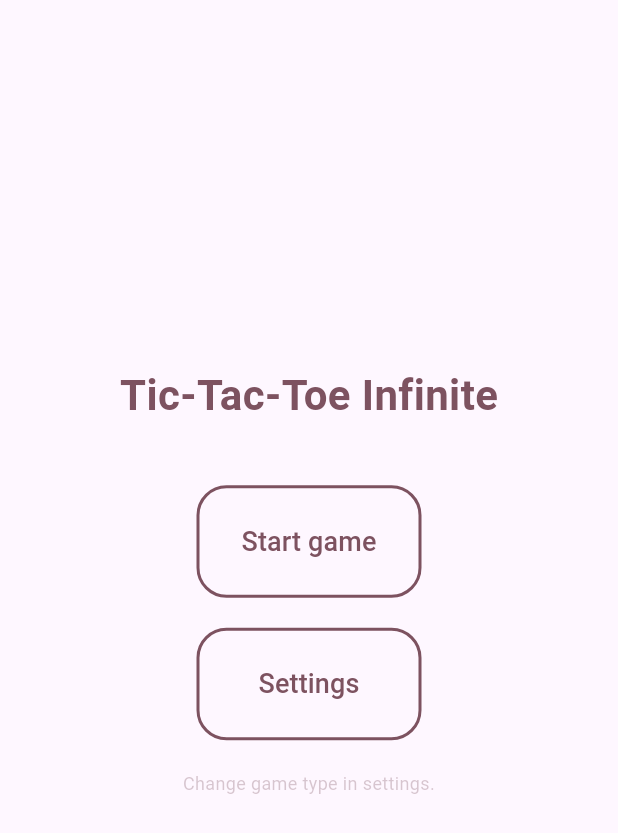
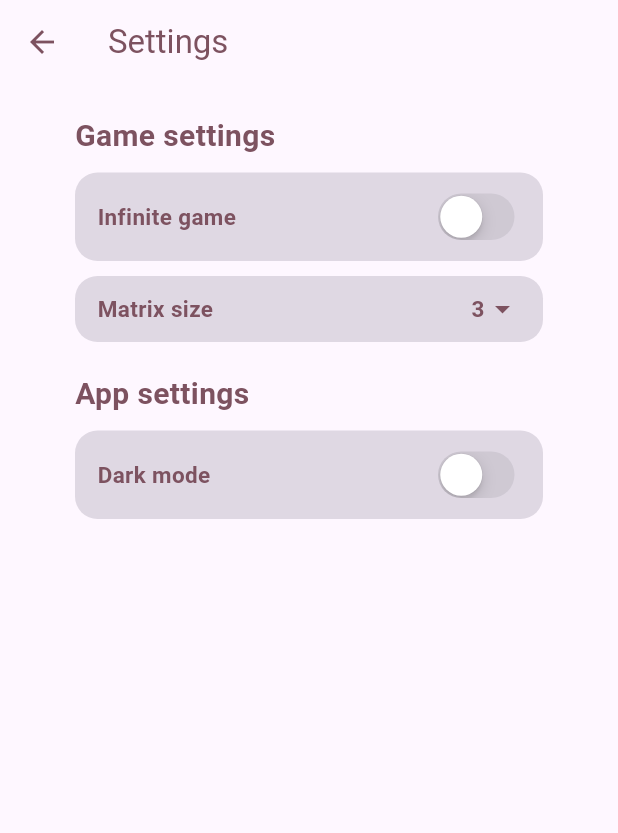
Before and after one commit to Andrei-Geana/TicTacToe-Infinite, a Flutter app: the screen it shows after launch, after a tap on "Settings", on a phone screen of 412 x 824 dp. Shown: the top 833 px of the screen. Run offline on Flutter 3.47's test engine with Material 3 defaults, Android fonts, the light colour scheme and no system bars.

Commit message:
Implement settings page.
Add game settings:
-Option to toggle infinite type game.
-Set matrix size to either: 3, 4 or 5.

Add app settings:
-Toggle dark/light modes.

```diff
--- a/tictactoe_infinite/lib/main.dart
+++ b/tictactoe_infinite/lib/main.dart
@@ -1,5 +1,6 @@
 import 'package:flutter/material.dart';
 import 'package:provider/provider.dart';
+import 'package:tictactoe_infinite/model/game_settings.dart';
 import 'package:tictactoe_infinite/page/main_page.dart';
 import 'package:tictactoe_infinite/theme/theme_provider.dart';
 
@@ -8,7 +9,8 @@ void main() async {
   runApp(
     MultiProvider(
       providers: [
-        ChangeNotifierProvider(create: (context) => ThemeProvider())
+        ChangeNotifierProvider(create: (context) => ThemeProvider()),
+        ChangeNotifierProvider(create: (context) => GameSettings())
       ],
       child: const MainApp()
   ));
--- /dev/null
+++ b/tictactoe_infinite/lib/model/game_settings.dart
@@ -0,0 +1,38 @@
+import 'package:flutter/material.dart';
+
+enum GameType {
+  infinite,
+  legacy
+}
+
+class GameSettings with ChangeNotifier {
+  late GameType _gameType;
+  late int _matrixSize;
+
+  GameSettings() {
+    _gameType = GameType.legacy;
+    _matrixSize = 3;
+  }
+
+  bool get isInfinite => _gameType == GameType.infinite;
+
+  int get matrixSize => _matrixSize;
+
+  set matrixSize(int size) {
+    _matrixSize = size;
+    notifyListeners();
+  }
+
+  set gameType(GameType type){
+    _gameType = type;
+    notifyListeners();
+  }
+
+  void switchGameType() {
+    if(isInfinite){
+      gameType = GameType.legacy;
+    } else {
+      gameType = GameType.infinite;
+    }
+  }
+}
--- a/tictactoe_infinite/lib/page/main_page.dart
+++ b/tictactoe_infinite/lib/page/main_page.dart
@@ -1,4 +1,5 @@
 import 'package:flutter/material.dart';
+import 'package:tictactoe_infinite/page/settings_page.dart';
 
 class MainPage extends StatefulWidget {
   const MainPage({super.key});
@@ -60,7 +61,12 @@ class _MainPageState extends State<MainPage> {
                 width: buttonWidth,
                 height: buttonHeight,
                 child: OutlinedButton(
-                  onPressed: () {},
+                  onPressed: () {
+                    Navigator.push(
+                        context,
+                        MaterialPageRoute(
+                            builder: (context) => const SettingsPage()));
+                  },
                   style: OutlinedButton.styleFrom(
                     shape: RoundedRectangleBorder(
                       borderRadius: BorderRadius.circular(20.0),
--- /dev/null
+++ b/tictactoe_infinite/lib/page/settings_page.dart
@@ -0,0 +1,160 @@
+import 'package:flutter/cupertino.dart';
+import 'package:flutter/material.dart';
+import 'package:flutter/services.dart';
+import 'package:provider/provider.dart';
+import 'package:tictactoe_infinite/model/game_settings.dart';
+import 'package:tictactoe_infinite/theme/theme_provider.dart';
+
+class SettingsPage extends StatelessWidget {
+  const SettingsPage({super.key});
+
+  @override
+  Widget build(BuildContext context) {
+    return Scaffold(
+      backgroundColor: Theme.of(context).colorScheme.surface,
+      appBar: AppBar(
+        elevation: 0,
+        backgroundColor: Colors.transparent,
+        foregroundColor: Theme.of(context).colorScheme.tertiary,
+        systemOverlayStyle:
+            Provider.of<ThemeProvider>(context, listen: false).isDarkMode
+                ? SystemUiOverlayStyle.light
+                : SystemUiOverlayStyle.dark,
+                title: const Text('Settings'),
+      ),
+      body: Container(
+        padding: const EdgeInsets.symmetric(vertical: 20, horizontal: 25),
+        margin: const EdgeInsets.only(left: 25, right: 25),
+        child: Column(
+          mainAxisSize: MainAxisSize.min,
+          crossAxisAlignment: CrossAxisAlignment.start,
+          children: [
+            // Game Settings Section
+            Text(
+              'Game settings',
+              style: TextStyle(
+                fontSize: 20,
+                fontWeight: FontWeight.bold,
+                color: Theme.of(context).colorScheme.tertiary,
+              ),
+            ),
+            const SizedBox(height: 10),
+            Container(
+              decoration: BoxDecoration(
+                color: Theme.of(context).colorScheme.secondary.withOpacity(0.2),
+                borderRadius: BorderRadius.circular(15),
+              ),
+              padding: const EdgeInsets.symmetric(vertical: 10, horizontal: 15),
+              child: Row(
+                mainAxisAlignment: MainAxisAlignment.spaceBetween,
+                children: [
+                  Text(
+                    'Infinite game',
+                    style: TextStyle(
+                      fontSize: 15,
+                      fontWeight: FontWeight.bold,
+                      color: Theme.of(context).colorScheme.tertiary,
+                    ),
+                  ),
+                  CupertinoSwitch(
+                    value: Provider.of<GameSettings>(context, listen: true)
+                        .isInfinite,
+                    onChanged: (value) =>
+                        Provider.of<GameSettings>(context, listen: false)
+                            .switchGameType(),
+                  ),
+                ],
+              ),
+            ),
+
+            const SizedBox(height: 10),
+            Container(
+              decoration: BoxDecoration(
+                color: Theme.of(context).colorScheme.secondary.withOpacity(0.2),
+                borderRadius: BorderRadius.circular(15),
+              ),
+              padding: const EdgeInsets.symmetric(vertical: 10, horizontal: 15),
+              child: Row(
+                mainAxisAlignment: MainAxisAlignment.spaceBetween,
+                children: [
+                  Text(
+                    'Matrix size',
+                    style: TextStyle(
+                      fontSize: 15,
+                      fontWeight: FontWeight.bold,
+                      color: Theme.of(context).colorScheme.tertiary,
+                    ),
+                  ),
+                  PopupMenuButton<int>(
+                    onSelected: (size) {
+                      Provider.of<GameSettings>(context, listen: false)
+                          .matrixSize = size;
+                    },
+                    itemBuilder: (context) => [
+                      const PopupMenuItem(value: 3, child: Text('3')),
+                      const PopupMenuItem(value: 4, child: Text('4')),
+                      const PopupMenuItem(value: 5, child: Text('5')),
+                    ],
+                    child: Row(
+                      children: [
+                        Text(
+                          '${Provider.of<GameSettings>(context).matrixSize}',
+                          style: TextStyle(
+                            fontSize: 15,
+                            fontWeight: FontWeight.bold,
+                            color: Theme.of(context).colorScheme.tertiary,
+                          ),
+                        ),
+                        Icon(Icons.arrow_drop_down,
+                            color: Theme.of(context).colorScheme.tertiary),
+                      ],
+                    ),
+                  )
+                ],
+              ),
+            ),
+            const SizedBox(height: 20),
+
+            // App Settings Section
+            Text(
+              'App settings',
+              style: TextStyle(
+                fontSize: 20,
+                fontWeight: FontWeight.bold,
+                color: Theme.of(context).colorScheme.tertiary,
+              ),
+            ),
+            const SizedBox(height: 10),
+            Container(
+              decoration: BoxDecoration(
+                color: Theme.of(context).colorScheme.secondary.withOpacity(0.2),
+                borderRadius: BorderRadius.circular(15),
+              ),
+              padding: const EdgeInsets.symmetric(vertical: 10, horizontal: 15),
+              child: Row(
+                mainAxisAlignment: MainAxisAlignment.spaceBetween,
+                children: [
+                  Text(
+                    'Dark mode',
+                    style: TextStyle(
+                      fontSize: 15,
+                      fontWeight: FontWeight.bold,
+                      color: Theme.of(context).colorScheme.tertiary,
+                    ),
+                  ),
+                  CupertinoSwitch(
+                    value: Provider.of<ThemeProvider>(context, listen: true)
+                        .isDarkMode,
+                    onChanged: (value) =>
+                        Provider.of<ThemeProvider>(context, listen: false)
+                            .toggleTheme(),
+                  ),
+                ],
+              ),
+            ),
+          ],
+        ),
+      ),
+    );
+  }
+}
```
